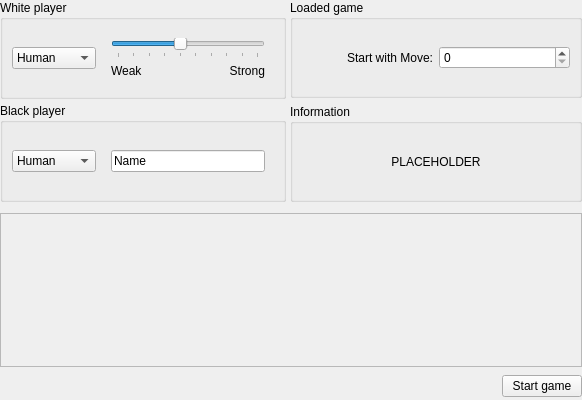
Above: src/gui/screens/setupscreen.ui from KDE/kigo before the change. Below: the same form after it.
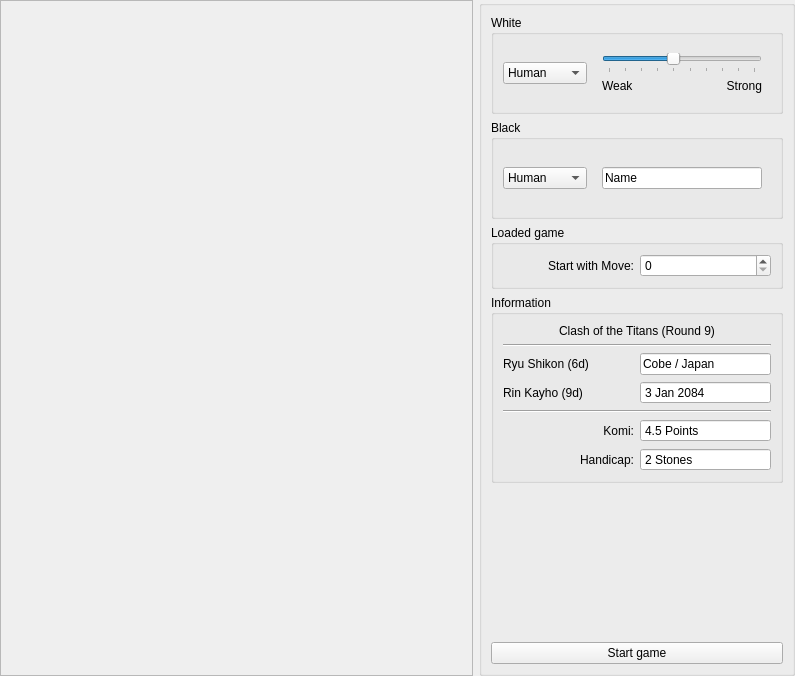
That is the form after the change. The open tabs and pages were chosen to show the change. Custom widgets are drawn as their Qt base class.

```diff
--- a/src/gui/screens/setupscreen.ui
+++ b/src/gui/screens/setupscreen.ui
@@ -5,55 +5,61 @@
    <rect>
     <x>0</x>
     <y>0</y>
-    <width>582</width>
-    <height>400</height>
+    <width>795</width>
+    <height>676</height>
    </rect>
   </property>
-  <layout class="QGridLayout" name="gridLayout_10" >
+  <layout class="QHBoxLayout" name="horizontalLayout" >
    <property name="margin" >
     <number>0</number>
    </property>
-   <item row="0" column="0" colspan="2" >
-    <widget class="QFrame" name="frame" >
+   <item>
+    <widget class="QFrame" name="previewFrame" >
+     <property name="frameShape" >
+      <enum>QFrame::StyledPanel</enum>
+     </property>
+     <property name="frameShadow" >
+      <enum>QFrame::Raised</enum>
+     </property>
+    </widget>
+   </item>
+   <item>
+    <widget class="QGroupBox" name="groupBox" >
      <property name="sizePolicy" >
-      <sizepolicy vsizetype="Fixed" hsizetype="Preferred" >
+      <sizepolicy vsizetype="Preferred" hsizetype="Fixed" >
        <horstretch>0</horstretch>
        <verstretch>0</verstretch>
       </sizepolicy>
      </property>
-     <property name="frameShape" >
-      <enum>QFrame::NoFrame</enum>
+     <property name="title" >
+      <string/>
      </property>
-     <property name="frameShadow" >
-      <enum>QFrame::Raised</enum>
-     </property>
-     <property name="lineWidth" >
-      <number>0</number>
-     </property>
-     <layout class="QGridLayout" name="gridLayout_9" >
-      <property name="leftMargin" >
-       <number>0</number>
-      </property>
-      <property name="topMargin" >
-       <number>0</number>
-      </property>
-      <property name="rightMargin" >
-       <number>0</number>
-      </property>
-      <property name="bottomMargin" >
-       <number>5</number>
-      </property>
-      <property name="spacing" >
-       <number>4</number>
-      </property>
-      <item row="0" column="0" >
+     <layout class="QVBoxLayout" name="verticalLayout_4" >
+      <item>
        <widget class="QGroupBox" name="whitePlayerBox" >
         <property name="title" >
-         <string>White player</string>
+         <string>White</string>
         </property>
         <layout class="QGridLayout" name="gridLayout_4" >
+         <item row="0" column="0" >
+          <widget class="KComboBox" name="whitePlayerCombo" >
+           <item>
+            <property name="text" >
+             <string>Human</string>
+            </property>
+           </item>
+           <item>
+            <property name="text" >
+             <string>Computer</string>
+            </property>
+           </item>
+          </widget>
+         </item>
          <item row="0" column="1" >
           <widget class="QStackedWidget" name="whitePlayerStack" >
+           <property name="frameShape" >
+            <enum>QFrame::NoFrame</enum>
+           </property>
            <property name="currentIndex" >
             <number>0</number>
            </property>
@@ -62,7 +68,7 @@
              <rect>
               <x>0</x>
               <y>0</y>
-              <width>162</width>
+              <width>194</width>
               <height>61</height>
              </rect>
             </property>
@@ -84,7 +90,7 @@
              <rect>
               <x>0</x>
               <y>0</y>
-              <width>162</width>
+              <width>194</width>
               <height>61</height>
              </rect>
             </property>
@@ -114,8 +120,18 @@
                </property>
               </widget>
              </item>
+             <item row="1" column="1" >
+              <widget class="QLabel" name="label2" >
+               <property name="text" >
+                <string>Strong</string>
+               </property>
+               <property name="alignment" >
+                <set>Qt::AlignRight|Qt::AlignTop|Qt::AlignTrailing</set>
+               </property>
+              </widget>
+             </item>
              <item row="1" column="0" >
-              <widget class="QLabel" name="label1_2" >
+              <widget class="QLabel" name="label1" >
                <property name="text" >
                 <string>Weak</string>
                </property>
@@ -124,8 +140,99 @@
                </property>
               </widget>
              </item>
+            </layout>
+           </widget>
+          </widget>
+         </item>
+        </layout>
+       </widget>
+      </item>
+      <item>
+       <widget class="QGroupBox" name="blackPlayerBox" >
+        <property name="title" >
+         <string>Black</string>
+        </property>
+        <layout class="QGridLayout" name="gridLayout_6" >
+         <item row="0" column="1" >
+          <widget class="QStackedWidget" name="blackPlayerStack" >
+           <property name="sizePolicy" >
+            <sizepolicy vsizetype="Fixed" hsizetype="Preferred" >
+             <horstretch>0</horstretch>
+             <verstretch>0</verstretch>
+            </sizepolicy>
+           </property>
+           <property name="currentIndex" >
+            <number>0</number>
+           </property>
+           <widget class="QWidget" name="blackHumanPage" >
+            <property name="geometry" >
+             <rect>
+              <x>0</x>
+              <y>0</y>
+              <width>194</width>
+              <height>61</height>
+             </rect>
+            </property>
+            <layout class="QGridLayout" name="gridLayout_2" >
+             <item row="0" column="0" >
+              <widget class="KLineEdit" name="blackPlayerName" >
+               <property name="enabled" >
+                <bool>true</bool>
+               </property>
+               <property name="text" >
+                <string>Name</string>
+               </property>
+              </widget>
+             </item>
+            </layout>
+           </widget>
+           <widget class="QWidget" name="blackComputerPage" >
+            <property name="geometry" >
+             <rect>
+              <x>0</x>
+              <y>0</y>
+              <width>194</width>
+              <height>61</height>
+             </rect>
+            </property>
+            <layout class="QGridLayout" name="gridLayout_3" >
+             <item row="0" column="0" colspan="2" >
+              <widget class="QSlider" name="blackStrengthSlider" >
+               <property name="minimum" >
+                <number>1</number>
+               </property>
+               <property name="maximum" >
+                <number>10</number>
+               </property>
+               <property name="pageStep" >
+                <number>1</number>
+               </property>
+               <property name="value" >
+                <number>5</number>
+               </property>
+               <property name="orientation" >
+                <enum>Qt::Horizontal</enum>
+               </property>
+               <property name="tickPosition" >
+                <enum>QSlider::TicksBelow</enum>
+               </property>
+               <property name="tickInterval" >
+                <number>0</number>
+               </property>
+              </widget>
+             </item>
+             <item row="1" column="0" >
+              <widget class="QLabel" name="label1_3" >
+               <property name="text" >
+                <string>Weak</string>
+               </property>
+               <property name="alignment" >
+                <set>Qt::AlignLeading|Qt::AlignLeft|Qt::AlignTop</set>
+               </property>
+              </widget>
+             </item>
              <item row="1" column="1" >
-              <widget class="QLabel" name="label2_2" >
+              <widget class="QLabel" name="label2_3" >
                <property name="text" >
                 <string>Strong</string>
                </property>
@@ -139,7 +246,7 @@
           </widget>
          </item>
          <item row="0" column="0" >
-          <widget class="KComboBox" name="whitePlayerCombo" >
+          <widget class="KComboBox" name="blackPlayerCombo" >
            <item>
             <property name="text" >
              <string>Human</string>
@@ -153,14 +260,12 @@
           </widget>
          </item>
         </layout>
-        <zorder>whitePlayerStack</zorder>
-        <zorder>whitePlayerCombo</zorder>
        </widget>
       </item>
-      <item rowspan="2" row="0" column="1" >
+      <item>
        <widget class="QStackedWidget" name="gameSetupStack" >
         <property name="currentIndex" >
-         <number>0</number>
+         <number>1</number>
         </property>
         <widget class="QWidget" name="newGamePage" >
          <property name="geometry" >
@@ -168,10 +273,22 @@
            <x>0</x>
            <y>0</y>
            <width>304</width>
-           <height>216</height>
+           <height>305</height>
           </rect>
          </property>
-         <layout class="QVBoxLayout" name="verticalLayout_4" >
+         <layout class="QVBoxLayout" name="verticalLayout_7" >
+          <property name="margin" >
+           <number>0</number>
+          </property>
+          <item>
+           <widget class="QFrame" name="frame" >
+            <property name="frameShape" >
+             <enum>QFrame::NoFrame</enum>
+            </property>
+            <property name="frameShadow" >
+             <enum>QFrame::Plain</enum>
+            </property>
+            <layout class="QVBoxLayout" name="verticalLayout" >
           <property name="margin" >
            <number>0</number>
           </property>
@@ -183,7 +300,7 @@
             <property name="title" >
              <string>New game</string>
             </property>
-            <layout class="QGridLayout" name="gridLayout_5" >
+               <layout class="QGridLayout" name="gridLayout_9" >
              <item rowspan="3" row="0" column="0" >
               <widget class="KButtonGroup" name="sizeGroupBox" >
                <property name="title" >
@@ -195,7 +312,7 @@
                <property name="current" stdset="0" >
                 <number>2</number>
                </property>
-               <layout class="QGridLayout" name="gridLayout" >
+                  <layout class="QGridLayout" name="gridLayout_10" >
                 <item row="0" column="0" colspan="2" >
                  <widget class="QRadioButton" name="sizeSmall" >
                   <property name="text" >
@@ -250,11 +367,11 @@
               </widget>
              </item>
              <item row="0" column="1" >
-              <widget class="QGroupBox" name="groupBox_2" >
+                 <widget class="QGroupBox" name="groupBox_3" >
                <property name="title" >
                 <string>Komi</string>
                </property>
-               <layout class="QVBoxLayout" name="verticalLayout_6" >
+                  <layout class="QVBoxLayout" name="verticalLayout_8" >
                 <item>
                  <widget class="QDoubleSpinBox" name="komiSpinBox" >
                   <property name="suffix" >
@@ -288,7 +405,7 @@
                <property name="checked" >
                 <bool>false</bool>
                </property>
-               <layout class="QVBoxLayout" name="verticalLayout_5" >
+                  <layout class="QVBoxLayout" name="verticalLayout_9" >
                 <item>
                  <widget class="QSpinBox" name="handicapSpinBox" >
                   <property name="suffix" >
@@ -300,20 +417,26 @@
                   <property name="maximum" >
                    <number>9</number>
                   </property>
+                     <property name="value" >
+                      <number>4</number>
+                     </property>
                  </widget>
                 </item>
                </layout>
               </widget>
              </item>
-             <item row="2" column="1" >
-              <spacer name="verticalSpacer" >
+               </layout>
+              </widget>
+             </item>
+             <item>
+              <spacer name="verticalSpacer_2" >
                <property name="orientation" >
                 <enum>Qt::Vertical</enum>
                </property>
                <property name="sizeHint" stdset="0" >
                 <size>
-                 <width>0</width>
-                 <height>0</height>
+                 <width>20</width>
+                 <height>40</height>
                 </size>
                </property>
               </spacer>
@@ -329,7 +452,7 @@
            <x>0</x>
            <y>0</y>
            <width>304</width>
-           <height>216</height>
+           <height>305</height>
           </rect>
          </property>
          <layout class="QVBoxLayout" name="verticalLayout_3" >
@@ -337,6 +460,18 @@
            <number>0</number>
           </property>
           <item>
+           <widget class="QFrame" name="frame_2" >
+            <property name="frameShape" >
+             <enum>QFrame::NoFrame</enum>
+            </property>
+            <property name="frameShadow" >
+             <enum>QFrame::Plain</enum>
+            </property>
+            <layout class="QVBoxLayout" name="verticalLayout_2" >
+             <property name="margin" >
+              <number>0</number>
+             </property>
+             <item>
            <widget class="QGroupBox" name="loadedGameBox" >
             <property name="enabled" >
              <bool>true</bool>
@@ -344,9 +479,9 @@
             <property name="title" >
              <string>Loaded game</string>
             </property>
-            <layout class="QHBoxLayout" name="horizontalLayout" >
+               <layout class="QHBoxLayout" name="horizontalLayout_3" >
              <item>
-              <widget class="QLabel" name="label_2" >
+                 <widget class="QLabel" name="label_3" >
                <property name="text" >
                 <string>Start with Move:</string>
                </property>
@@ -363,7 +498,7 @@
              </item>
             </layout>
             <zorder>startMoveSpinBox</zorder>
-            <zorder>label_2</zorder>
+               <zorder>label_3</zorder>
            </widget>
           </item>
           <item>
@@ -371,171 +506,219 @@
             <property name="title" >
              <string>Information</string>
             </property>
-            <layout class="QGridLayout" name="gridLayout_7" >
-             <item row="0" column="0" >
-              <widget class="QLabel" name="label" >
+               <layout class="QGridLayout" name="gridLayout" >
+                <item row="6" column="0" colspan="2" >
+                 <widget class="Line" name="line_4" >
+                  <property name="orientation" >
+                   <enum>Qt::Horizontal</enum>
+                  </property>
+                 </widget>
+                </item>
+                <item row="1" column="0" colspan="2" >
+                 <widget class="QLabel" name="infoTournament" >
                <property name="text" >
-                <string>PLACEHOLDER</string>
+                   <string>Clash of the Titans (Round 9)</string>
                </property>
                <property name="alignment" >
                 <set>Qt::AlignCenter</set>
                </property>
               </widget>
              </item>
-            </layout>
-           </widget>
-          </item>
-         </layout>
-        </widget>
-       </widget>
-      </item>
-      <item row="1" column="0" >
-       <widget class="QGroupBox" name="blackPlayerBox" >
-        <property name="title" >
-         <string>Black player</string>
-        </property>
-        <layout class="QGridLayout" name="gridLayout_6" >
-         <item row="0" column="1" >
-          <widget class="QStackedWidget" name="blackPlayerStack" >
-           <property name="currentIndex" >
-            <number>0</number>
-           </property>
-           <widget class="QWidget" name="blackHumanPage" >
-            <property name="geometry" >
-             <rect>
-              <x>0</x>
-              <y>0</y>
-              <width>162</width>
-              <height>61</height>
-             </rect>
-            </property>
-            <layout class="QGridLayout" name="gridLayout_2" >
-             <item row="0" column="0" >
-              <widget class="KLineEdit" name="blackPlayerName" >
-               <property name="enabled" >
+                <item row="3" column="0" colspan="2" >
+                 <widget class="Line" name="line_2" >
+                  <property name="orientation" >
+                   <enum>Qt::Horizontal</enum>
+                  </property>
+                 </widget>
+                </item>
+                <item row="4" column="0" >
+                 <widget class="QLabel" name="infoWhitePlayer" >
+                  <property name="text" >
+                   <string>Ryu Shikon (6d)</string>
+                  </property>
+                 </widget>
+                </item>
+                <item row="5" column="0" >
+                 <widget class="QLabel" name="infoBlackPlayer" >
+                  <property name="text" >
+                   <string>Rin Kayho (9d)</string>
+                  </property>
+                 </widget>
+                </item>
+                <item row="7" column="0" >
+                 <widget class="QLabel" name="label_4" >
+                  <property name="text" >
+                   <string>Komi:</string>
+                  </property>
+                  <property name="alignment" >
+                   <set>Qt::AlignRight|Qt::AlignTrailing|Qt::AlignVCenter</set>
+                  </property>
+                  <property name="buddy" >
+                   <cstring>komiSpinBox</cstring>
+                  </property>
+                 </widget>
+                </item>
+                <item row="8" column="0" >
+                 <widget class="QLabel" name="label_5" >
+                  <property name="text" >
+                   <string>Handicap:</string>
+                  </property>
+                  <property name="alignment" >
+                   <set>Qt::AlignRight|Qt::AlignTrailing|Qt::AlignVCenter</set>
+                  </property>
+                  <property name="buddy" >
+                   <cstring>handicapSpinBox</cstring>
+                  </property>
+                 </widget>
+                </item>
+                <item row="8" column="1" >
+                 <widget class="QSpinBox" name="infoHandicap" >
+                  <property name="focusPolicy" >
+                   <enum>Qt::NoFocus</enum>
+                  </property>
+                  <property name="contextMenuPolicy" >
+                   <enum>Qt::NoContextMenu</enum>
+                  </property>
+                  <property name="readOnly" >
                 <bool>true</bool>
                </property>
-               <property name="text" >
-                <string>Name</string>
-               </property>
-              </widget>
-             </item>
-            </layout>
-            <zorder>blackPlayerName</zorder>
-            <zorder>label_5</zorder>
-            <zorder>blackPlayerCombo</zorder>
-           </widget>
-           <widget class="QWidget" name="blackComputerPage" >
-            <property name="geometry" >
-             <rect>
-              <x>0</x>
-              <y>0</y>
-              <width>162</width>
-              <height>61</height>
-             </rect>
-            </property>
-            <layout class="QGridLayout" name="gridLayout_3" >
-             <item row="0" column="0" colspan="2" >
-              <widget class="QSlider" name="blackStrengthSlider" >
+                  <property name="buttonSymbols" >
+                   <enum>QAbstractSpinBox::NoButtons</enum>
+                  </property>
+                  <property name="suffix" >
+                   <string> Stones</string>
+                  </property>
                <property name="minimum" >
-                <number>1</number>
+                   <number>2</number>
                </property>
                <property name="maximum" >
-                <number>10</number>
-               </property>
-               <property name="pageStep" >
+                   <number>9</number>
+                  </property>
+                 </widget>
+                </item>
+                <item row="4" column="1" >
+                 <widget class="QLineEdit" name="infoLocation" >
+                  <property name="sizePolicy" >
+                   <sizepolicy vsizetype="Fixed" hsizetype="Minimum" >
+                    <horstretch>0</horstretch>
+                    <verstretch>0</verstretch>
+                   </sizepolicy>
+                  </property>
+                  <property name="focusPolicy" >
+                   <enum>Qt::NoFocus</enum>
+                  </property>
+                  <property name="contextMenuPolicy" >
+                   <enum>Qt::NoContextMenu</enum>
+                  </property>
+                  <property name="acceptDrops" >
+                   <bool>false</bool>
+                  </property>
+                  <property name="text" >
+                   <string>Cobe / Japan</string>
+                  </property>
+                  <property name="readOnly" >
+                   <bool>true</bool>
+                  </property>
+                 </widget>
+                </item>
+                <item row="5" column="1" >
+                 <widget class="QDateEdit" name="infoDateEdit" >
+                  <property name="focusPolicy" >
+                   <enum>Qt::NoFocus</enum>
+                  </property>
+                  <property name="readOnly" >
+                   <bool>true</bool>
+                  </property>
+                  <property name="buttonSymbols" >
+                   <enum>QAbstractSpinBox::NoButtons</enum>
+                  </property>
+                  <property name="dateTime" >
+                   <datetime>
+                    <hour>0</hour>
+                    <minute>0</minute>
+                    <second>0</second>
+                    <year>2084</year>
+                    <month>1</month>
+                    <day>3</day>
+                   </datetime>
+                  </property>
+                  <property name="date" >
+                   <date>
+                    <year>2084</year>
+                    <month>1</month>
+                    <day>3</day>
+                   </date>
+                  </property>
+                 </widget>
+                </item>
+                <item row="7" column="1" >
+                 <widget class="QDoubleSpinBox" name="infoKomi" >
+                  <property name="focusPolicy" >
+                   <enum>Qt::NoFocus</enum>
+                  </property>
+                  <property name="contextMenuPolicy" >
+                   <enum>Qt::NoContextMenu</enum>
+                  </property>
+                  <property name="readOnly" >
+                   <bool>true</bool>
+                  </property>
+                  <property name="buttonSymbols" >
+                   <enum>QAbstractSpinBox::NoButtons</enum>
+                  </property>
+                  <property name="suffix" >
+                   <string> Points</string>
+                  </property>
+                  <property name="decimals" >
                 <number>1</number>
                </property>
+                  <property name="maximum" >
+                   <double>50.000000000000000</double>
+                  </property>
                <property name="value" >
-                <number>5</number>
-               </property>
+                   <double>4.500000000000000</double>
+                  </property>
+                 </widget>
+                </item>
+               </layout>
+              </widget>
+             </item>
+            </layout>
+           </widget>
+          </item>
+          <item>
+           <spacer name="verticalSpacer" >
                <property name="orientation" >
-                <enum>Qt::Horizontal</enum>
-               </property>
-               <property name="tickPosition" >
-                <enum>QSlider::TicksBelow</enum>
-               </property>
-               <property name="tickInterval" >
-                <number>0</number>
-               </property>
-              </widget>
-             </item>
-             <item row="1" column="0" >
-              <widget class="QLabel" name="label1_3" >
-               <property name="text" >
-                <string>Weak</string>
-               </property>
-               <property name="alignment" >
-                <set>Qt::AlignLeading|Qt::AlignLeft|Qt::AlignTop</set>
-               </property>
-              </widget>
-             </item>
-             <item row="1" column="1" >
-              <widget class="QLabel" name="label2_3" >
-               <property name="text" >
-                <string>Strong</string>
-               </property>
-               <property name="alignment" >
-                <set>Qt::AlignRight|Qt::AlignTop|Qt::AlignTrailing</set>
-               </property>
-              </widget>
-             </item>
+             <enum>Qt::Vertical</enum>
+            </property>
+            <property name="sizeHint" stdset="0" >
+             <size>
+              <width>20</width>
+              <height>40</height>
+             </size>
+            </property>
+           </spacer>
+          </item>
             </layout>
            </widget>
           </widget>
          </item>
-         <item row="0" column="0" >
-          <widget class="KComboBox" name="blackPlayerCombo" >
            <item>
-            <property name="text" >
-             <string>Human</string>
-            </property>
-           </item>
-           <item>
-            <property name="text" >
-             <string>Computer</string>
-            </property>
-           </item>
-          </widget>
-         </item>
-        </layout>
-        <zorder>blackPlayerStack</zorder>
-        <zorder>blackPlayerCombo</zorder>
-       </widget>
-      </item>
-     </layout>
-     <zorder>whitePlayerBox</zorder>
-     <zorder>gameSetupStack</zorder>
-     <zorder>blackPlayerBox</zorder>
-    </widget>
-   </item>
-   <item row="1" column="0" colspan="2" >
-    <widget class="QFrame" name="previewFrame" >
-     <property name="frameShape" >
-      <enum>QFrame::StyledPanel</enum>
-     </property>
-     <property name="frameShadow" >
-      <enum>QFrame::Raised</enum>
-     </property>
-    </widget>
-   </item>
-   <item row="2" column="0" >
     <spacer name="horizontalSpacer" >
      <property name="orientation" >
-      <enum>Qt::Horizontal</enum>
+         <enum>Qt::Vertical</enum>
      </property>
      <property name="sizeHint" stdset="0" >
       <size>
-       <width>577</width>
-       <height>27</height>
+          <width>27</width>
+          <height>124</height>
       </size>
      </property>
     </spacer>
    </item>
-   <item row="2" column="1" >
+      <item>
     <widget class="KPushButton" name="startButton" >
      <property name="sizePolicy" >
-      <sizepolicy vsizetype="Fixed" hsizetype="Fixed" >
+         <sizepolicy vsizetype="Fixed" hsizetype="Preferred" >
        <horstretch>0</horstretch>
        <verstretch>0</verstretch>
       </sizepolicy>
@@ -550,6 +733,9 @@
    </item>
   </layout>
  </widget>
+   </item>
+  </layout>
+ </widget>
  <customwidgets>
   <customwidget>
    <class>KButtonGroup</class>
```
Left out of the diff: 16 changed lines with no effect on the pictures. Lines whose indentation alone changed are shown as unchanged.
